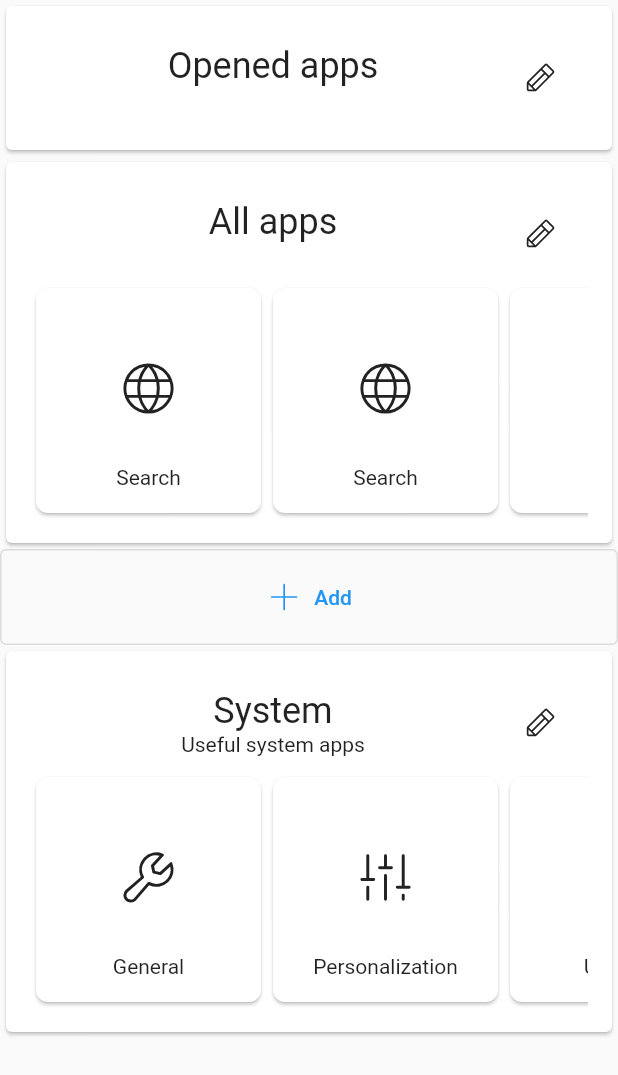
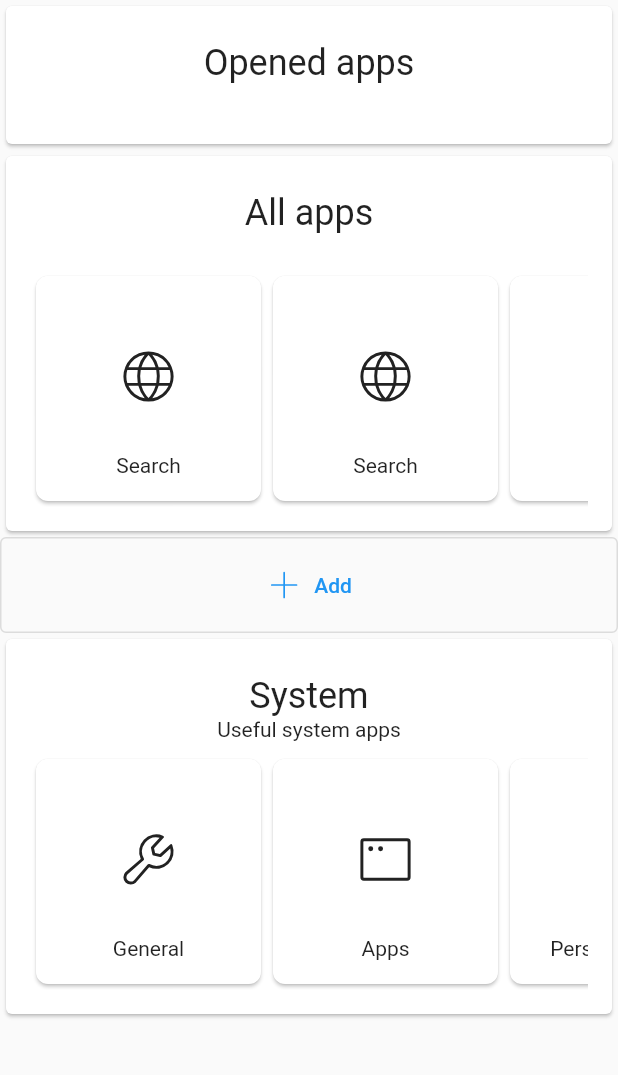
Before and after one commit to LinwoodCloud/Launch, a Flutter app: the screen it shows after launch, on a phone screen of 412 x 824 dp. Shown: the top 1075 px of the screen. Run offline on Flutter 3.47's test engine with Material 2 defaults, Android fonts, the phone set to English and light mode, and no system bars; our stand-ins replace phosphor_flutter.

Commit message:
adding more apps

```diff
--- a/app/lib/app/list.dart
+++ b/app/lib/app/list.dart
@@ -7,9 +7,11 @@ import 'tile.dart';
 class AppList extends StatelessWidget {
   final List<AppEntry> apps;
   final String title;
+  final ScrollController _scrollController = ScrollController();
   final String description;
+  final Widget? trailing;
 
-  const AppList({Key? key, this.apps = const [], this.title = "", this.description = ""})
+  AppList({Key? key, this.apps = const [], this.title = "", this.description = "", this.trailing})
       : super(key: key);
 
   @override
@@ -32,15 +34,14 @@ class AppList extends StatelessWidget {
                       Text(description)
                     ],
                   )),
-                  IconButton(
-                    icon: Icon(PhosphorIcons.pencilLight),
-                    onPressed: () {},
-                  )
+                  if (trailing != null) trailing!
                 ],
               ),
             ),
             Scrollbar(
+              controller: _scrollController,
               child: SingleChildScrollView(
+                  controller: _scrollController,
                   scrollDirection: Axis.horizontal,
                   child: Row(children: apps.map((e) => AppTile(e)).toList())),
             )
--- a/app/lib/home.dart
+++ b/app/lib/home.dart
@@ -60,10 +60,15 @@ class _HomePageState extends State<HomePage> {
                     content: Center(child: Icon(PhosphorIcons.wrenchLight)),
                   ));
         }),
+        SystemEntry("Apps", widget: Icon(PhosphorIcons.appWindowLight, size: 42), onClick: () {}),
         SystemEntry("Personalization",
             widget: Icon(PhosphorIcons.fadersLight, size: 42), onClick: () {}),
         SystemEntry("Updates",
-            widget: Icon(PhosphorIcons.arrowCounterClockwiseLight, size: 42), onClick: () {})
+            widget: Icon(PhosphorIcons.arrowCounterClockwiseLight, size: 42), onClick: () {}),
+        SystemEntry("Wifi", widget: Icon(PhosphorIcons.wifiHighLight, size: 42), onClick: () {}),
+        SystemEntry("Bluetooth",
+            widget: Icon(PhosphorIcons.bluetoothLight, size: 42), onClick: () {}),
+        SystemEntry("Information", widget: Icon(PhosphorIcons.infoLight, size: 42), onClick: () {})
       ])
     ]));
   }
```
Also changed, not shown: app/lib/settings/apps.dart (added, +10 -0 lines), app/lib/settings/general.dart (added, +10 -0 lines), app/lib/settings/personalization.dart (added, +10 -0 lines), app/lib/settings/update.dart (added, +10 -0 lines).
